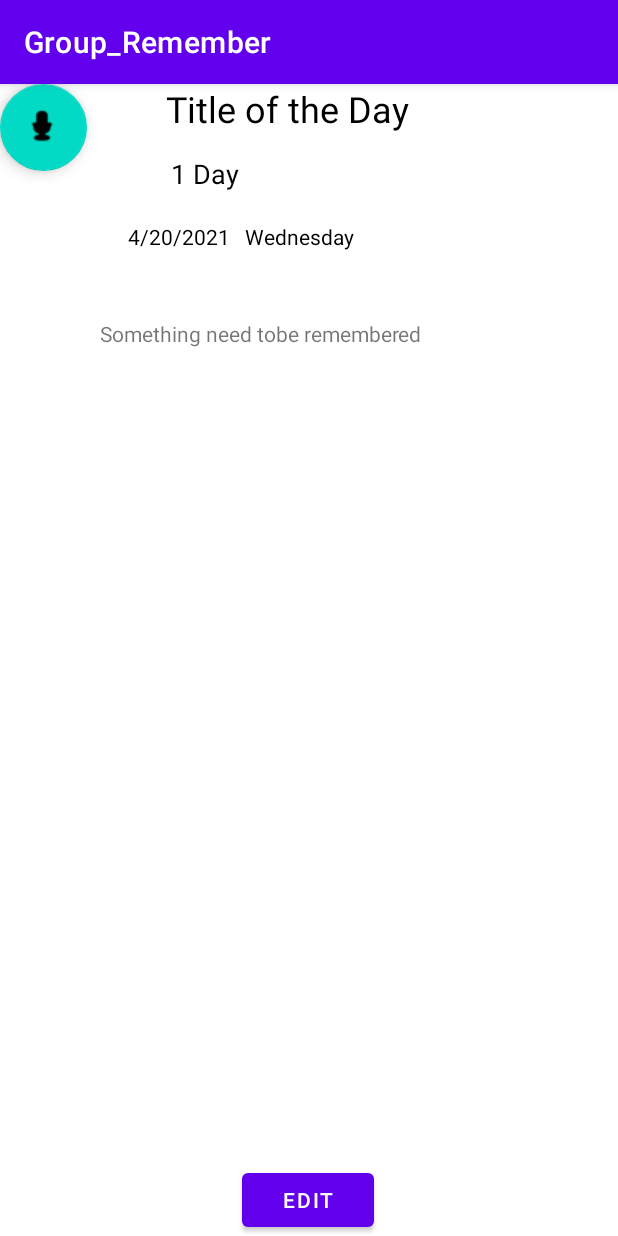
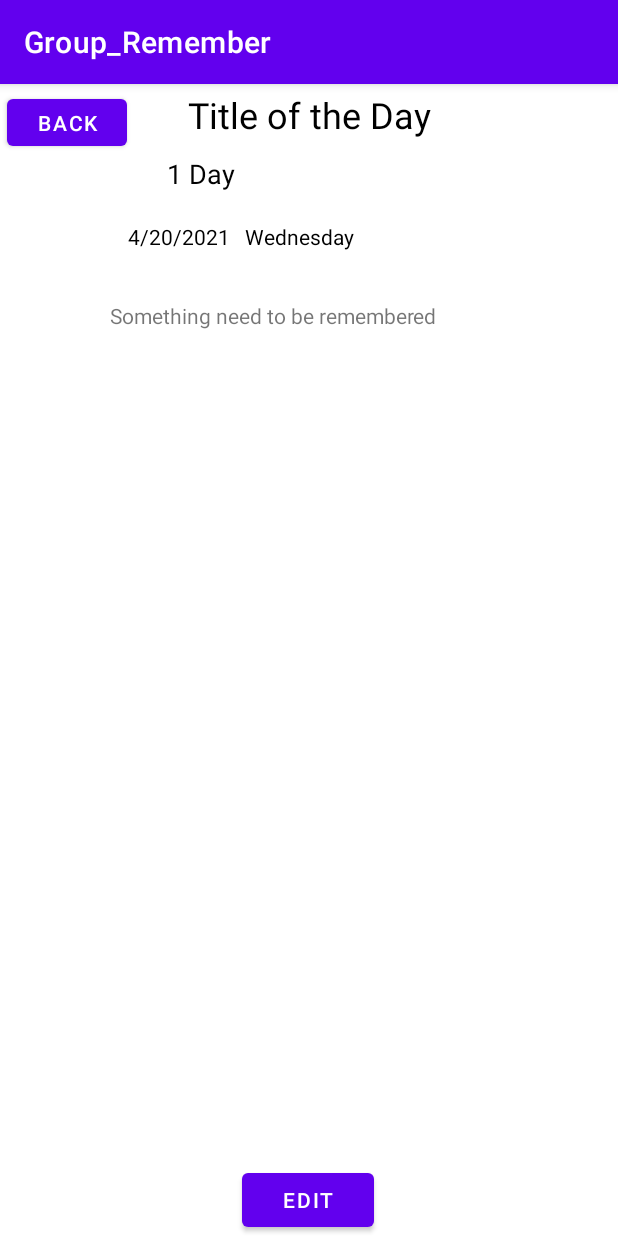
Before and after one commit to huayu1998/Group_Remember, an Android app: the Day screen opened directly, with no data from a screen before it, on a phone screen of 412 x 824 dp. Run offline under Robolectric (Android 15) with nearby library versions, the light colour scheme and no system bars; 5 statements that could not run were skipped.

Commit message:
huayu commit

```diff
--- a/app/src/main/java/com/example/group_remember/Day.java
+++ b/app/src/main/java/com/example/group_remember/Day.java
@@ -20,8 +20,8 @@ public class Day extends AppCompatActivity {
     TextView length;
     TextView time;
     TextView message;
-    Button button;
-    FloatingActionButton music;
+    Button back, button;
+    //FloatingActionButton music;
     Button editText;
     MediaPlayer mp;
 
@@ -51,7 +51,11 @@ public class Day extends AppCompatActivity {
         length = (TextView)findViewById(R.id.lengthT);
         time = (TextView)findViewById(R.id.timeT);
         message = (TextView)findViewById(R.id.messageT);
-        button = (Button)findViewById(R.id.photo);
+        back = (Button) findViewById(R.id.back);
+        button = (Button)findViewById(R.id.edit);
+
+        // Set the Text Information
+        setInformation();
 
         // Play the music
         if (!date.getMusic().isEmpty()) {
@@ -79,11 +83,33 @@ public class Day extends AppCompatActivity {
 
         }
 
+        back.setOnClickListener(new View.OnClickListener() {
+            @Override
+            public void onClick(View v) {
+                if (mp != null) {
+                    mp.release();
+                }
+                Intent intent = new Intent(Day.this, MainActivity.class);
+                intent.putExtra("dateList", (Serializable)dateList);
+                intent.putExtra("int",number);
+                intent.putExtra("version",version);
+                startActivity(intent);
+
+            }
+        });
+
 
         button.setOnClickListener(new View.OnClickListener() {
             @Override
             public void onClick(View v) {
+
+                if (mp != null) {
+                    mp.release();
+                }
                 Intent intent = new Intent(Day.this, EditEventOption.class);
+                intent.putExtra("dateList", (Serializable)dateList);
+                intent.putExtra("int",number);
+                intent.putExtra("version",version);
                 startActivity(intent);
             }
         });
@@ -108,4 +134,20 @@ public class Day extends AppCompatActivity {
 
     }
 
+    public void setInformation() {
+
+        if (!date.getTopic().isEmpty() && !date.getTopic().equals("null")) {
+            title.setText(date.getText());
+        }
+
+        if (!date.getText().isEmpty() && !date.getText().equals("null")) {
+            message.setText(date.getText());
+        }
+
+        if (date.getYear() != 0 && date.getMonth() != 0 && date.getDay() != 0) {
+            time.setText(date.getMonth() + "/" + date.getDay() + "/" + date.getYear());
+        }
+
+    }
+
 }
--- a/app/src/main/res/layout/activity_day.xml
+++ b/app/src/main/res/layout/activity_day.xml
@@ -11,11 +11,12 @@
         android:id="@+id/titleT"
         android:layout_width="191dp"
         android:layout_height="35dp"
+        android:layout_marginTop="4dp"
         android:text="Title of the Day"
         android:textColor="#000000"
         android:textSize="24sp"
         app:layout_constraintEnd_toEndOf="parent"
-        app:layout_constraintHorizontal_bias="0.5"
+        app:layout_constraintHorizontal_bias="0.568"
         app:layout_constraintStart_toStartOf="parent"
         app:layout_constraintTop_toTopOf="parent" />
 
@@ -23,12 +24,12 @@
         android:id="@+id/lengthT"
         android:layout_width="188dp"
         android:layout_height="25dp"
-        android:layout_marginTop="12dp"
+        android:layout_marginTop="8dp"
         android:text="1 Day"
         android:textColor="#020202"
         android:textSize="18sp"
         app:layout_constraintEnd_toEndOf="parent"
-        app:layout_constraintHorizontal_bias="0.509"
+        app:layout_constraintHorizontal_bias="0.497"
         app:layout_constraintStart_toStartOf="parent"
         app:layout_constraintTop_toBottomOf="@+id/titleT" />
 
@@ -36,7 +37,7 @@
         android:id="@+id/timeT"
         android:layout_width="240dp"
         android:layout_height="25dp"
-        android:layout_marginTop="92dp"
+        android:layout_marginTop="88dp"
         android:text="4/20/2021   Wednesday"
         android:textColor="#000000"
         app:layout_constraintEnd_toEndOf="parent"
@@ -48,10 +49,10 @@
         android:id="@+id/messageT"
         android:layout_width="278dp"
         android:layout_height="179dp"
-        android:layout_marginTop="84dp"
-        android:text="Something need tobe remembered"
+        android:layout_marginTop="72dp"
+        android:text="Something need to be remembered"
         app:layout_constraintEnd_toEndOf="parent"
-        app:layout_constraintHorizontal_bias="0.496"
+        app:layout_constraintHorizontal_bias="0.548"
         app:layout_constraintStart_toStartOf="parent"
         app:layout_constraintTop_toBottomOf="@+id/lengthT" />
 
@@ -59,14 +60,14 @@
         android:id="@+id/photoiv"
         android:layout_width="415dp"
         android:layout_height="359dp"
-        app:layout_constraintBottom_toBottomOf="@+id/photo"
+        app:layout_constraintBottom_toBottomOf="@+id/edit"
         app:layout_constraintEnd_toEndOf="parent"
         app:layout_constraintHorizontal_bias="1.0"
         app:layout_constraintStart_toStartOf="parent"
         tools:srcCompat="@tools:sample/avatars" />
 
     <Button
-        android:id="@+id/photo"
+        android:id="@+id/edit"
         android:layout_width="wrap_content"
         android:layout_height="wrap_content"
         android:text="edit"
@@ -75,13 +76,16 @@
         app:layout_constraintHorizontal_bias="0.498"
         app:layout_constraintStart_toStartOf="parent" />
 
-    <com.google.android.material.floatingactionbutton.FloatingActionButton
-        android:id="@+id/musicFab"
-        android:layout_width="58dp"
-        android:layout_height="58dp"
-        android:clickable="true"
+    <Button
+        android:id="@+id/back"
+        android:layout_width="80dp"
+        android:layout_height="43dp"
+        android:layout_marginTop="4dp"
+        android:text="Back"
+        app:layout_constraintEnd_toEndOf="parent"
+        app:layout_constraintHorizontal_bias="0.015"
         app:layout_constraintStart_toStartOf="parent"
-        app:layout_constraintTop_toTopOf="parent"
-        app:srcCompat="@android:drawable/presence_audio_away" />
+        app:layout_constraintTop_toTopOf="parent" />
+
 
 </androidx.constraintlayout.widget.ConstraintLayout>
```
